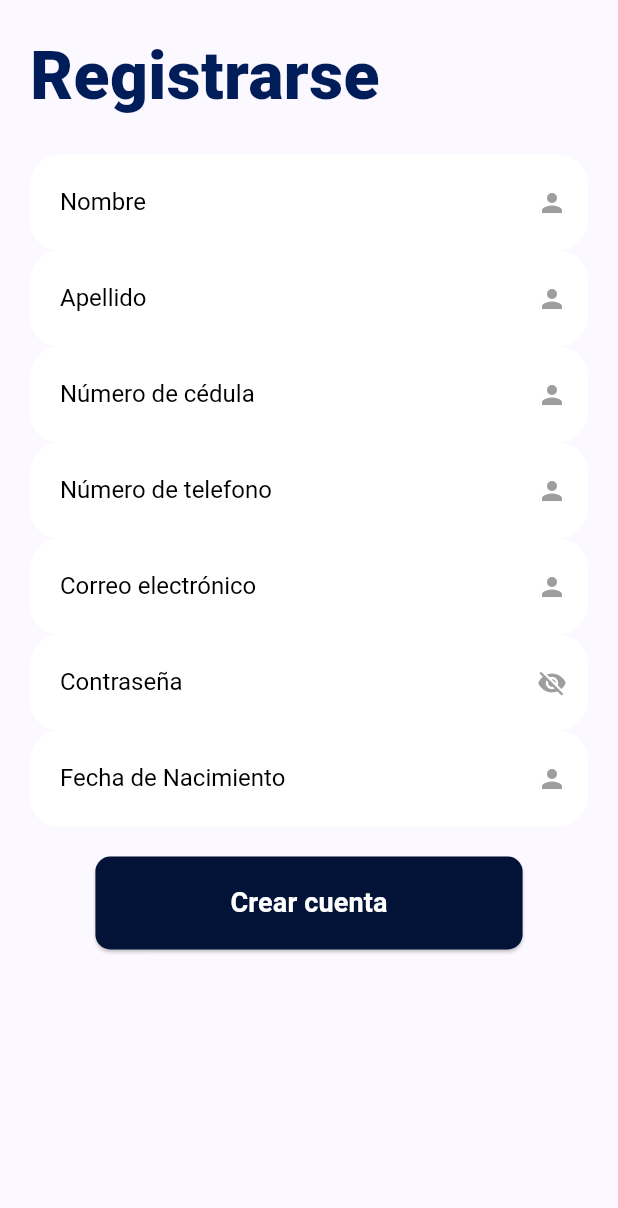
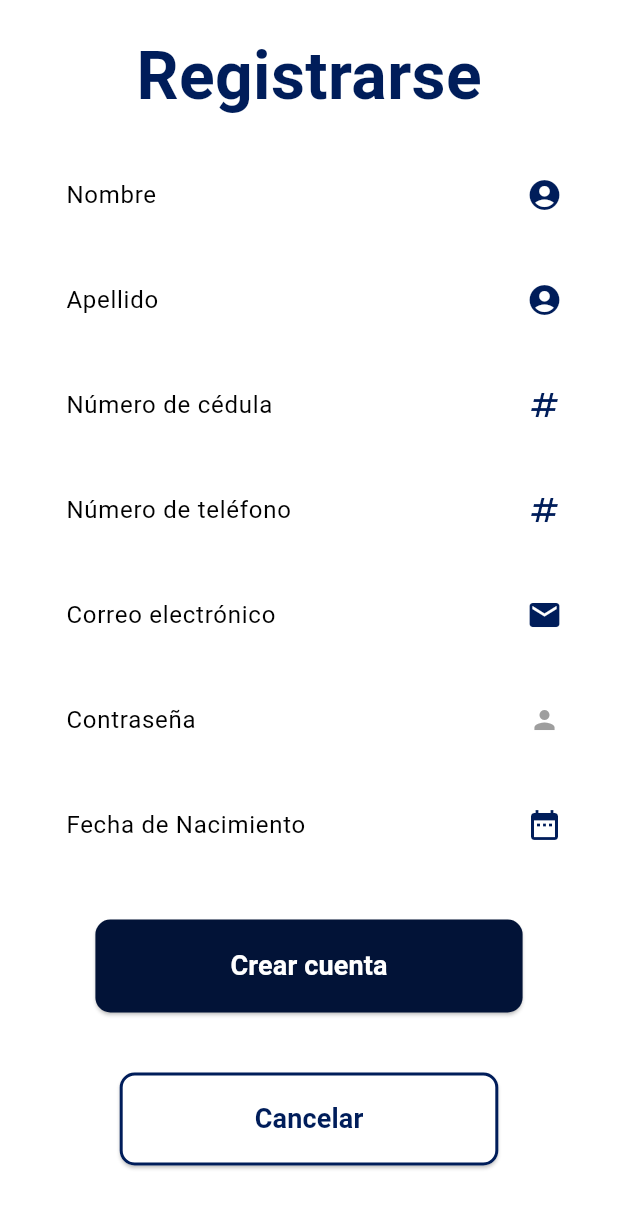
Before and after one commit to ericksebastian2003/aplicacion_tesis, a Flutter app: the screen it shows after launch, on a phone screen of 412 x 824 dp. Shown: the top 1208 px of the screen. Run offline on Flutter 3.47's test engine with Material 3 defaults, Android fonts, the phone set to English and light mode, and no system bars; our stand-ins replace shared_preferences.

```diff
--- a/lib/screens/public/register_screen.dart
+++ b/lib/screens/public/register_screen.dart
@@ -1,4 +1,5 @@
 import 'package:flutter/material.dart';
+import 'package:hotels/screens/public/login_screen.dart';
 import 'package:hotels/services/auth_service.dart';
 
 class RegisterScreen extends StatefulWidget {
@@ -21,23 +22,33 @@ class _RegisterScreenState extends State<RegisterScreen> {
     'diaNacimiento': TextEditingController(),
   };
 
+  final Map<String, FocusNode> _focusNodes = {
+    'nombre': FocusNode(),
+    'apellido': FocusNode(),
+    'cedula': FocusNode(),
+    'telefono': FocusNode(),
+    'email': FocusNode(),
+    'password': FocusNode(),
+    'fechaNacimiento': FocusNode(),
+  };
+
   bool _isPasswordVisible = false;
   bool loading = false;
   final authService = AuthService();
-
-  final FocusNode _emailFocusNode = FocusNode();
-  final FocusNode _passwordFocusNode = FocusNode();
 
   @override
   void dispose() {
     _controllers.values.forEach((controller) {
       controller.dispose();
     });
-    _emailFocusNode.dispose();
-    _passwordFocusNode.dispose();
+    _focusNodes.values.forEach((focusNode) {
+      focusNode.dispose();
+    });
     super.dispose();
   }
+  void goToLogin(){
 
+  }
   void register() async {
     if (!_formKey.currentState!.validate()) return;
     setState(() => loading = true);
@@ -67,29 +78,33 @@ class _RegisterScreenState extends State<RegisterScreen> {
   @override
   Widget build(BuildContext context) {
     return Scaffold(
+      backgroundColor: Colors.white,
       body: Padding(
         padding: const EdgeInsets.all(20),
-        child: Form(
-          key: _formKey,
         child: Column(
           crossAxisAlignment: CrossAxisAlignment.start,
           children: <Widget>[
-              const Text(
+            Center(
+              child: Text(
                 'Registrarse',
                 style: TextStyle(
                   fontSize: 44,
-                  fontWeight: FontWeight.w900,
-                  color: Color(0xFF001D5A),
+                  fontWeight: FontWeight.bold,
+                  color: colorPrimary ,                ),
               ),
             ),
             const SizedBox(height: 20),
-              _buildTextFormField('nombre', 'Nombre'),
-              _buildTextFormField('apellido', 'Apellido'),
-              _buildTextFormField('cedula', 'Número de cédula'),
-              _buildTextFormField('telefono', 'Número de telefono'),
-              _buildTextFormField('email', 'Correo electrónico', focusNode: _emailFocusNode),
-              _buildFieldPassword('password', 'Contraseña'),
-              _buildTextFormField('diaNacimiento', 'Fecha de Nacimiento'),
+            Form(
+              key: _formKey,
+              child: Column(
+                children: [
+                  _buildTextFormField('nombre', 'Nombre',icon: Icon(Icons.account_circle, color: colorPrimary)),
+                  _buildTextFormField('apellido', 'Apellido',icon: Icon(Icons.account_circle, color: colorPrimary)),
+                  _buildTextFormField('cedula', 'Número de cédula',icon: Icon(Icons.numbers, color: colorPrimary)),
+                  _buildTextFormField('telefono', 'Número de teléfono',icon: Icon(Icons.numbers, color: colorPrimary)),
+                  _buildTextFormField('email', 'Correo electrónico', focusNode: _focusNodes['email'],icon: Icon(Icons.email, color: colorPrimary)),
+                  _buildPasswordField('password', 'Contraseña'),
+                  _buildTextFormField('diaNacimiento', 'Fecha de Nacimiento',icon: Icon(Icons.date_range, color: colorPrimary)),
                   const SizedBox(height: 20),
                   Center(
                     child: loading
@@ -114,99 +129,60 @@ class _RegisterScreenState extends State<RegisterScreen> {
                             ),
                           ),
                   ),
+                  SizedBox(height: 40),
+                  Center(
+  child: ElevatedButton(
+    onPressed: goToLogin,
+    style: ElevatedButton.styleFrom(
+      padding: const EdgeInsets.symmetric(horizontal: 90, vertical: 18),
+      backgroundColor: Colors.white,
+      shape: RoundedRectangleBorder(
+        borderRadius: BorderRadius.circular(10),
+        side: BorderSide(
+          color: colorPrimary, // Color del borde
+          width: 2, // Ancho del borde
+        ),
+      ),
+    ),
+    child: Text(
+      'Cancelar',
+      style: TextStyle(
+        fontSize: 18,
+        fontWeight: FontWeight.bold,
+        color: colorPrimary,
+      ),
+    ),
+  ),
+),
+
+
+                ]
+              ),
+            ),
           ],
-          ),
         ),
       ),
     );
   }
 
-  Widget _buildTextFormField(String key, String labelText, {FocusNode? focusNode, bool obscureText = false}) {
-    return Stack(
-      children: [
-        TextFormField(
+ Widget _buildTextFormField(
+  String key,
+  String labelText,
+  {FocusNode? focusNode,
+   Icon? icon}) {  // Icono personalizado como parámetro
+  return Padding(
+    padding: const EdgeInsets.only(bottom: 16.0), // Espaciado entre los campos
+    child: TextFormField(
       controller: _controllers[key],
       focusNode: focusNode,
-          obscureText: obscureText,
-          validator: (value) {
-            if (value == null || value.isEmpty) {
-              return 'Este campo es obligatorio';
-            }
-            return null;
-          },
-          style: const TextStyle(color: Colors.black),
       decoration: InputDecoration(
-            contentPadding: const EdgeInsets.symmetric(vertical: 20, horizontal: 15),
-            suffixIcon: Icon(
-              focusNode?.hasFocus ?? false ? Icons.email : Icons.person,
+        contentPadding: const EdgeInsets.symmetric(vertical: 15, horizontal: 20), // Ajusta el padding para alinear el icono
+        suffixIcon: Padding(
+          padding: const EdgeInsets.only(right: 10), // Ajusta el icono en relación con el borde
+          child: icon ?? Icon( // Si no se pasa un icono, se usa uno predeterminado
+            Icons.person,
             size: 20,
-              color: focusNode?.hasFocus ?? false ? colorPrimary : Colors.grey,
-            ),
-            filled: true,
-            fillColor: Colors.white,
-            enabledBorder: OutlineInputBorder(
-              borderRadius: BorderRadius.circular(20),
-              borderSide: const BorderSide(color: Colors.white),
-            ),
-            focusedBorder: OutlineInputBorder(
-              borderRadius: BorderRadius.circular(20),
-              borderSide: const BorderSide(color: Colors.white, width: 4),
-            ),
-            errorBorder: OutlineInputBorder(
-              borderRadius: BorderRadius.circular(20),
-              borderSide: BorderSide(color: colorPrimary, width: 2),
-            ),
-            focusedErrorBorder: OutlineInputBorder(
-              borderRadius: BorderRadius.circular(20),
-              borderSide: BorderSide(color: colorPrimary, width: 2),
-            ),
-            labelText: '',
-            errorStyle: const TextStyle(color: Colors.white),
-          ),
-        ),
-        Positioned(
-          left: 20,
-          top: (focusNode?.hasFocus ?? false || _controllers[key]!.text.isNotEmpty)
-              ? 6
-              : 22,
-          child: AnimatedDefaultTextStyle(
-            duration: const Duration(milliseconds: 200),
-            style: TextStyle(
-              fontSize: (focusNode?.hasFocus ?? false || _controllers[key]!.text.isNotEmpty) ? 12 : 16,
-              color: Colors.black,
-            ),
-            child: Text(labelText),
-          ),
-        ),
-      ],
-    );
-  }
-
-  Widget _buildFieldPassword(String key, String labelText) {
-    return Stack(
-      children: [
-        TextFormField(
-          controller: _controllers[key],
-          obscureText: !_isPasswordVisible,
-          validator: (value) {
-            if (value == null || value.isEmpty) {
-              return 'Este campo es obligatorio';
-            }
-            return null;
-          },
-          style: const TextStyle(color: Colors.black),
-          decoration: InputDecoration(
-            contentPadding: const EdgeInsets.symmetric(vertical: 20, horizontal: 15),
-            suffixIcon: IconButton(
-              onPressed: () {
-                setState(() {
-                  _isPasswordVisible = !_isPasswordVisible;
-                });
-              },
-              icon: Icon(
-                _isPasswordVisible ? Icons.visibility : Icons.visibility_off,
-                size: 20,
-                color: _isPasswordVisible ? colorPrimary : Colors.grey,
+            color: focusNode?.hasFocus ?? false ? colorPrimary : Colors.grey, // Cambiar color según el foco
           ),
         ),
         filled: true,
@@ -227,23 +203,21 @@ class _RegisterScreenState extends State<RegisterScreen> {
           borderRadius: BorderRadius.circular(20),
           borderSide: BorderSide(color: colorPrimary, width: 2),
         ),
-            labelText: '',
+        labelText: labelText,
+        labelStyle: TextStyle(color: Colors.black, fontSize: 16),
         errorStyle: const TextStyle(color: Colors.white),
       ),
+      validator: (value) {
+        if (value == null || value.isEmpty) {
+          return 'Por favor, complete el campo';
+        }
+        return null;
+      },
     ),
-        Positioned(
-          left: 20,
-          top: (_isPasswordVisible || _controllers[key]!.text.isNotEmpty) ? 6 : 22,
-          child: AnimatedDefaultTextStyle(
-            duration: const Duration(milliseconds: 200),
-            style: TextStyle(
-              fontSize: (_isPasswordVisible || _controllers[key]!.text.isNotEmpty) ? 12 : 16,
-              color: Colors.black,
-            ),
-            child: const Text('Contraseña'),
-          ),
-        ),
-      ],
   );
 }
+
+  Widget _buildPasswordField(String key, String labelText) {
+    return _buildTextFormField(key, labelText, focusNode: _focusNodes[key]);
   }
+}
```
Lines whose indentation alone changed are shown as unchanged.
